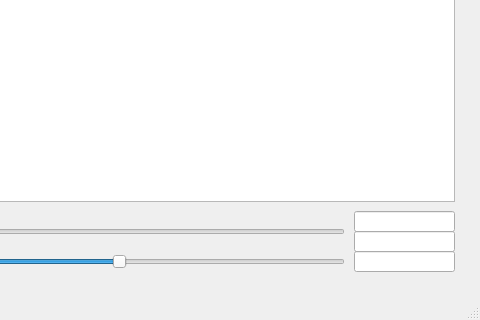
Above: slideshow.ui from qchen2017/BloodVesselVisualization before the change; both pictures show x 316 to 796 and y 428 to 748 of the 796 by 748 pixel window. Below: the same form after it.
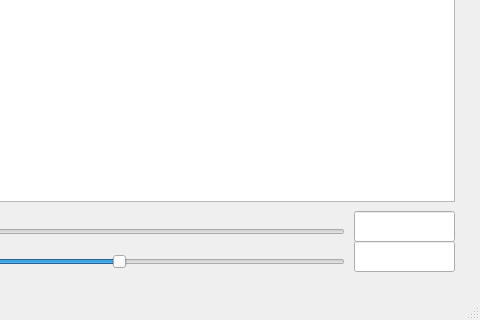
That is the form after the change.

Diff of the .ui file:
```diff
--- a/slideshow.ui
+++ b/slideshow.ui
@@ -78,7 +78,7 @@
       <x>670</x>
       <y>620</y>
       <width>101</width>
-      <height>21</height>
+      <height>31</height>
      </rect>
     </property>
    </widget>
@@ -102,9 +102,9 @@
     <property name="geometry">
      <rect>
       <x>670</x>
-      <y>640</y>
+      <y>650</y>
       <width>101</width>
-      <height>21</height>
+      <height>31</height>
      </rect>
     </property>
    </widget>
@@ -130,19 +130,6 @@
      <enum>Qt::Horizontal</enum>
     </property>
    </widget>
-   <widget class="QLineEdit" name="currentImage_lineEdit">
-    <property name="enabled">
-     <bool>true</bool>
-    </property>
-    <property name="geometry">
-     <rect>
-      <x>670</x>
-      <y>660</y>
-      <width>101</width>
-      <height>21</height>
-     </rect>
-    </property>
-   </widget>
   </widget>
   <widget class="QMenuBar" name="menubar">
    <property name="geometry">
```
